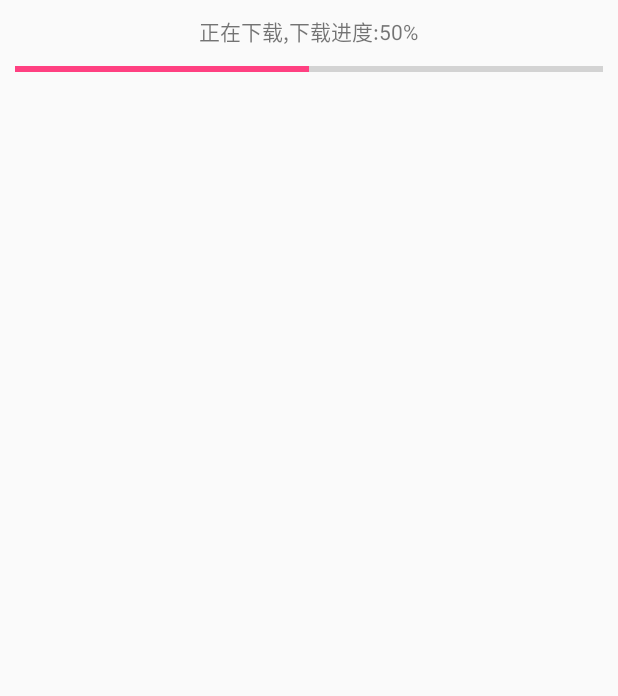
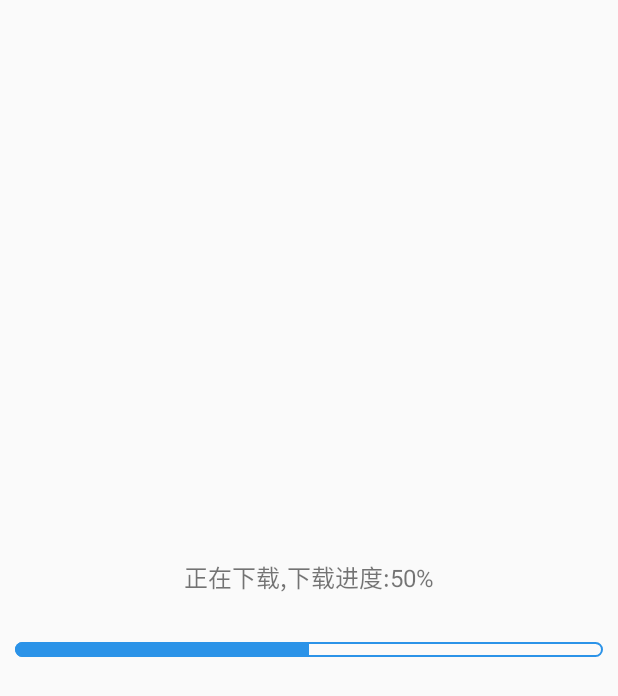
Before and after one commit to jackli688/My360, an Android app: the layout diloag_download.xml on its own in the app's theme, with its tools: preview values and no code run, on a phone screen of 412 x 824 dp. Shown: the top 696 px of the screen. Run offline under Robolectric (Android 15) with nearby library versions, the phone set to English and light mode, and no system bars.

Commit message:
add some utils and fix the DownLoadDialog's view

```diff
--- a/app/src/main/AndroidManifest.xml
+++ b/app/src/main/AndroidManifest.xml
@@ -7,13 +7,14 @@
     <uses-permission android:name="android.permission.READ_EXTERNAL_STORAGE" />
 
     <application
+        android:name=".App"
         android:allowBackup="true"
         android:icon="@mipmap/ic_launcher"
         android:label="@string/app_name"
         android:roundIcon="@mipmap/ic_launcher_round"
         android:supportsRtl="true"
         android:theme="@style/AppTheme">
-        <activity android:name="com.guard.SplashActivity">
+        <activity android:name="com.guard.ui.activities.SplashActivity">
             <intent-filter>
                 <action android:name="android.intent.action.MAIN" />
 
@@ -21,7 +22,7 @@
             </intent-filter>
         </activity>
         <activity
-            android:name=".HomeActivity"
+            android:name=".ui.activities.HomeActivity"
             android:launchMode="singleTask" />
 
 
--- a/app/src/main/java/com/guard/HomeActivity.kt
+++ b/app/src/main/java/com/guard/ui/activities/HomeActivity.kt
@@ -1,7 +1,8 @@
-package com.guard
+package com.guard.ui.activities
 
 import android.os.Bundle
 import android.support.v7.app.AppCompatActivity
+import com.guard.R
 
 class HomeActivity : AppCompatActivity() {
 
--- a/app/src/main/java/com/guard/SplashActivity.kt
+++ b/app/src/main/java/com/guard/ui/activities/SplashActivity.kt
@@ -1,4 +1,4 @@
-package com.guard
+package com.guard.ui.activities
 
 import android.Manifest
 import android.animation.Animator
@@ -17,6 +17,7 @@ import android.support.v7.app.AppCompatActivity
 import android.text.TextUtils
 import android.util.Log
 import android.view.View
+import com.guard.R
 import com.guard.model.bean.URLServices
 import com.guard.model.utils.BaseRetrofit
 import com.guard.model.utils.PackageUtil
@@ -197,6 +198,7 @@ class SplashActivity : AppCompatActivity() {
         )
         alphaAnimator.duration = 3000
         alphaAnimator.startDelay = 500
+
         alphaAnimator.run {
             addListener(object : AnimatorListenerAdapter() {
                 override fun onAnimationStart(animation: Animator?) {
--- /dev/null
+++ b/app/src/main/res/drawable/bg_solid_blue_coners_30.xml
@@ -0,0 +1,5 @@
+<?xml version="1.0" encoding="utf-8"?>
+<shape xmlns:android="http://schemas.android.com/apk/res/android">
+    <corners android:radius="@dimen/unit_30dp" />
+    <solid android:color="@color/blue_bg" />
+</shape>
--- /dev/null
+++ b/app/src/main/res/drawable/bg_stroke_blue_coners_30.xml
@@ -0,0 +1,7 @@
+<?xml version="1.0" encoding="utf-8"?>
+<shape xmlns:android="http://schemas.android.com/apk/res/android">
+    <corners android:radius="@dimen/unit_30dp" />
+    <stroke
+        android:width="@dimen/unit_1dp"
+        android:color="@color/blue_bg"/>
+</shape>
--- /dev/null
+++ b/app/src/main/res/drawable/update_progressbar.xml
@@ -0,0 +1,13 @@
+<?xml version="1.0" encoding="utf-8"?>
+<layer-list xmlns:android="http://schemas.android.com/apk/res/android">
+    <item
+        android:id="@android:id/background"
+        android:drawable="@drawable/bg_stroke_blue_coners_30" />
+
+    <item android:id="@android:id/progress">
+
+        <clip
+            android:drawable="@drawable/bg_solid_blue_coners_30"
+            android:scaleWidth="100%" />
+    </item>
+</layer-list>
--- a/app/src/main/res/layout/activity_splash.xml
+++ b/app/src/main/res/layout/activity_splash.xml
@@ -6,7 +6,7 @@
     android:layout_width="match_parent"
     android:layout_height="match_parent"
     android:background="@drawable/splash"
-    tools:context=".SplashActivity">
+    tools:context=".ui.activities.SplashActivity">
 
     <android.support.constraint.Guideline
         android:id="@+id/splash_guideline"
--- a/app/src/main/res/layout/diloag_download.xml
+++ b/app/src/main/res/layout/diloag_download.xml
@@ -1,26 +1,48 @@
 <?xml version="1.0" encoding="utf-8"?>
-<LinearLayout xmlns:android="http://schemas.android.com/apk/res/android"
+<android.support.constraint.ConstraintLayout xmlns:android="http://schemas.android.com/apk/res/android"
+    xmlns:app="http://schemas.android.com/apk/res-auto"
+    xmlns:tools="http://schemas.android.com/tools"
     android:layout_width="match_parent"
     android:layout_height="match_parent"
-    android:orientation="vertical">
+    android:orientation="vertical"
+    tools:layout_editor_absoluteY="25dp">
+
+    <android.support.constraint.Guideline
+        android:id="@+id/dialog_update_guideline"
+        android:layout_width="wrap_content"
+        android:layout_height="wrap_content"
+        android:background="@android:color/holo_red_light"
+        android:orientation="horizontal"
+        app:layout_constraintGuide_percent="0.5" />
 
     <TextView
-        android:id="@+id/download_msg"
+        android:id="@+id/dialog_update_download_msg"
         android:layout_width="wrap_content"
         android:layout_height="wrap_content"
         android:layout_gravity="center_horizontal"
-        android:layout_marginTop="@dimen/margin_10dp"
-        android:text="正在下载,下载进度:50%" />
+        android:text="正在下载,下载进度:50%"
+        android:textSize="@dimen/unit_16sp"
+        app:layout_constraintBottom_toTopOf="@+id/dialog_update_guideline"
+        app:layout_constraintLeft_toLeftOf="parent"
+        app:layout_constraintRight_toRightOf="parent"
+        app:layout_constraintTop_toTopOf="parent"
+        app:layout_constraintVertical_bias="0.96" />
 
     <ProgressBar
-        android:id="@+id/download_dialog_pb"
+        android:id="@+id/dialog_update_pb"
         style="@style/Base.Widget.AppCompat.ProgressBar.Horizontal"
         android:layout_width="match_parent"
         android:layout_height="@dimen/margin_10dp"
         android:layout_marginLeft="@dimen/margin_10dp"
         android:layout_marginRight="@dimen/margin_10dp"
-        android:layout_marginTop="@dimen/margin_10dp"
         android:max="100"
-        android:progress="50" />
+        android:progress="50"
+        android:progressDrawable="@drawable/update_progressbar"
+        app:layout_constraintBottom_toBottomOf="parent"
+        app:layout_constraintLeft_toLeftOf="parent"
+        app:layout_constraintRight_toRightOf="parent"
+        app:layout_constraintTop_toBottomOf="@+id/dialog_update_guideline"
+        app:layout_constraintVertical_bias="0.04" />
 
-</LinearLayout>
+
+</android.support.constraint.ConstraintLayout>
--- a/app/src/main/res/values/colors.xml
+++ b/app/src/main/res/values/colors.xml
@@ -3,4 +3,5 @@
     <color name="colorPrimary">#3F51B5</color>
     <color name="colorPrimaryDark">#303F9F</color>
     <color name="colorAccent">#FF4081</color>
+    <color name="blue_bg">#2B93E8</color>
 </resources>
--- a/app/src/main/res/values/demins.xml
+++ b/app/src/main/res/values/dimens.xml
@@ -1,10 +1,17 @@
 <?xml version="1.0" encoding="utf-8"?>
 <resources>
-
     <dimen name="unit_10dp">10dp</dimen>
     <dimen name="unit_50dp">50dp</dimen>
 
     <dimen name="margin_10dp">@dimen/unit_10dp</dimen>
     <dimen name="width_50dp">@dimen/unit_50dp</dimen>
     <dimen name="height_50dp">@dimen/unit_50dp</dimen>
+
+
+    <dimen name="unit_14sp">14sp</dimen>
+    <dimen name="unit_16sp">16sp</dimen>
+    <dimen name="unit_2dp">2dp</dimen>
+    <dimen name="unit_30dp">30dp</dimen>
+    <dimen name="unit_1dp">1dp</dimen>
+    <dimen name="unit_5dp">5dp</dimen>
 </resources>
```
Also changed, not shown: app/src/main/java/com/guard/App.kt (added, +36 -0 lines), app/src/main/java/com/guard/model/utils/UIUtils.kt (added, +71 -0 lines), app/src/main/java/com/guard/ui/activities/SplashColloter.kt (added, +14 -0 lines), app/src/main/java/com/guard/ui/customwidgets/DownLoadDialog.kt (+16 -2 lines).
